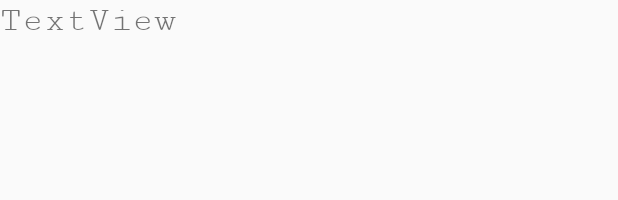
After one commit to nikks95/CPrograms-v2, an Android app: the layout layout_ques.xml on its own in the app's theme, with its tools: preview values and no code run, on a phone screen of 412 x 824 dp. The commit adds this screen. Shown: the top 200 px of the screen. Run offline under Robolectric (Android 15) with nearby library versions, the phone set to English and light mode, and no system bars.

```diff
--- /dev/null
+++ b/app/src/main/res/layout/layout_ques.xml
@@ -0,0 +1,13 @@
+<?xml version="1.0" encoding="utf-8"?>
+<LinearLayout xmlns:android="http://schemas.android.com/apk/res/android"
+    android:orientation="vertical" android:layout_width="match_parent"
+    android:layout_height="match_parent">
+
+    <TextView
+        android:text="TextView"
+        android:layout_width="match_parent"
+        android:layout_height="wrap_content"
+        android:id="@+id/parent_text"
+        android:fontFamily="serif-monospace"
+        android:textSize="24sp" />
+</LinearLayout>
```
Also changed, not shown: app/src/main/java/com/prognoobie/nikhil/programc/MyListAdapter.java (added, +95 -0 lines), app/src/main/java/com/prognoobie/nikhil/programc/QuesActivity.java (+23 -9 lines), app/src/main/res/layout/activity_ques.xml (+6 -4 lines), app/src/main/res/layout/layout_ans.xml (added, +12 -0 lines), 1 other file.
